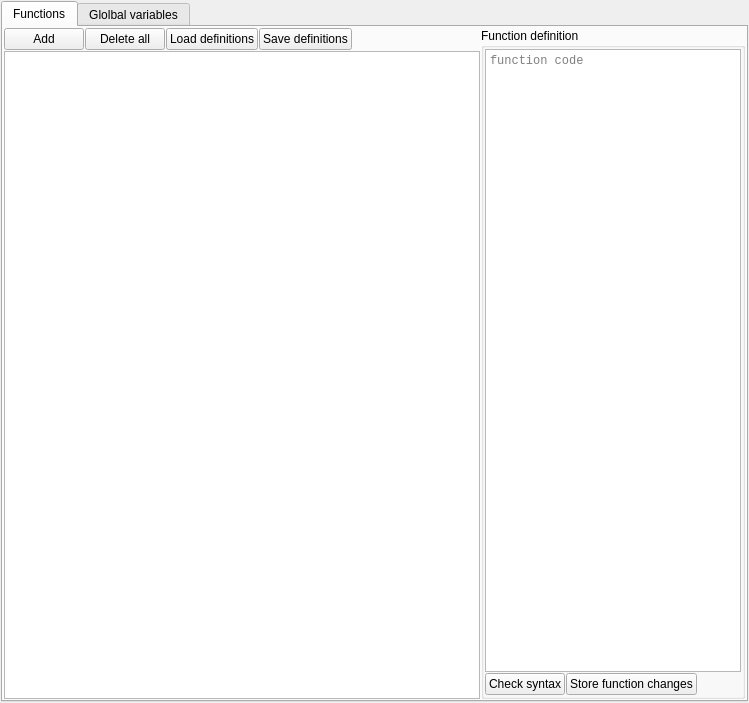
The window that src/asammdf/gui/ui/functions_manager.ui (danielhrisca/asammdf) describes before a commit, drawn with Qt 5.
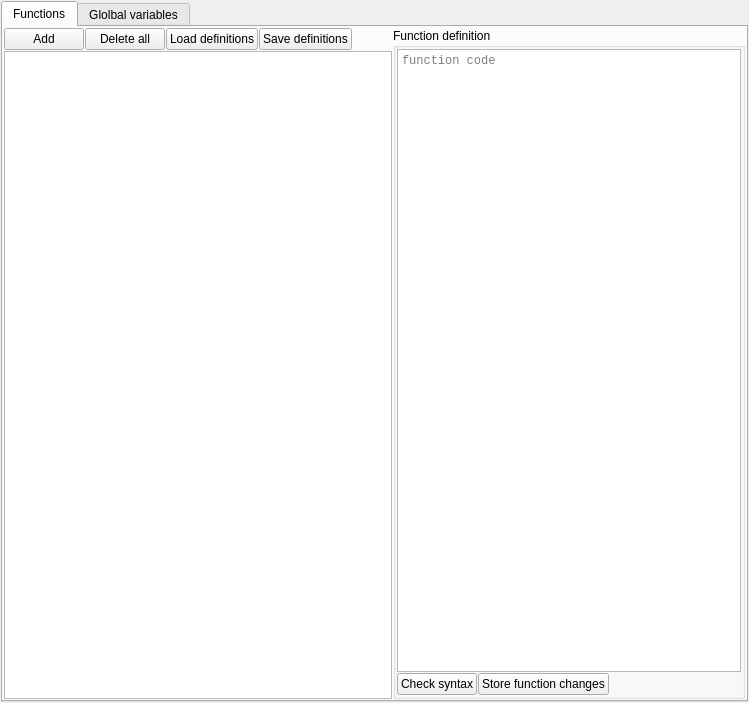
The same window after the commit. Icons and pictures are not drawn. Custom widgets are drawn as their Qt base class.

Commit message: function manager layout fix

Patch:
```diff
--- a/src/asammdf/gui/ui/functions_manager.ui
+++ b/src/asammdf/gui/ui/functions_manager.ui
@@ -38,7 +38,7 @@
       <attribute name="title">
        <string>Functions</string>
       </attribute>
-      <layout class="QGridLayout" name="gridLayout_2">
+      <layout class="QGridLayout" name="gridLayout_2" columnstretch="0,1">
        <property name="leftMargin">
         <number>1</number>
        </property>
```
The commit also changes 2 other files.
